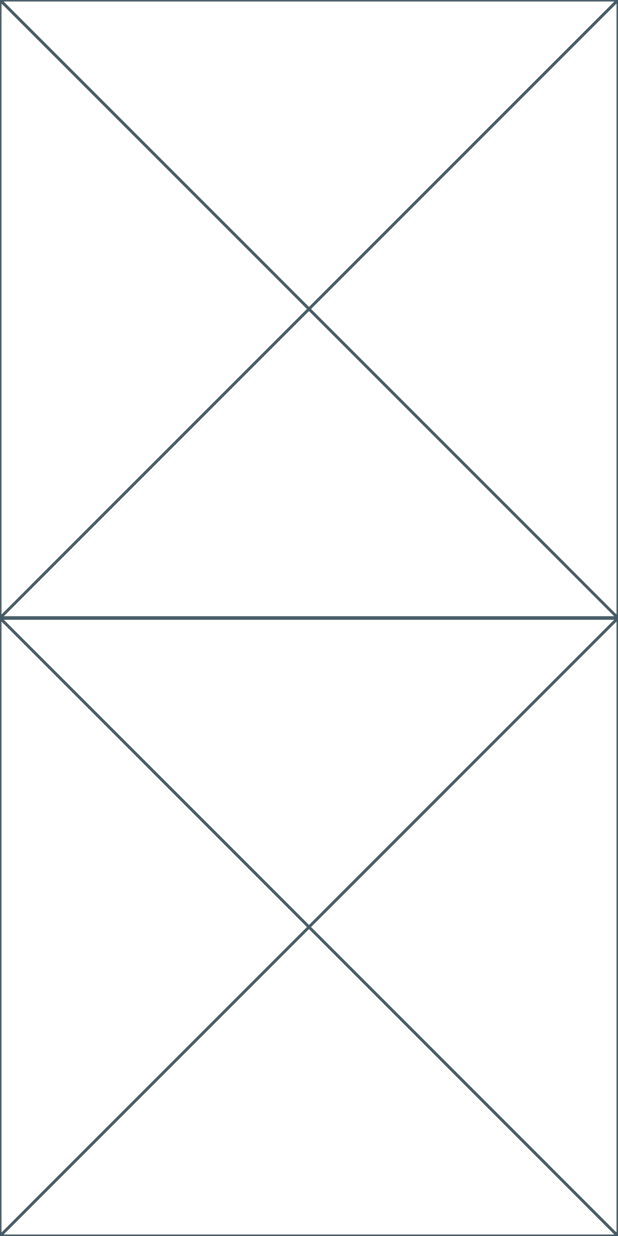
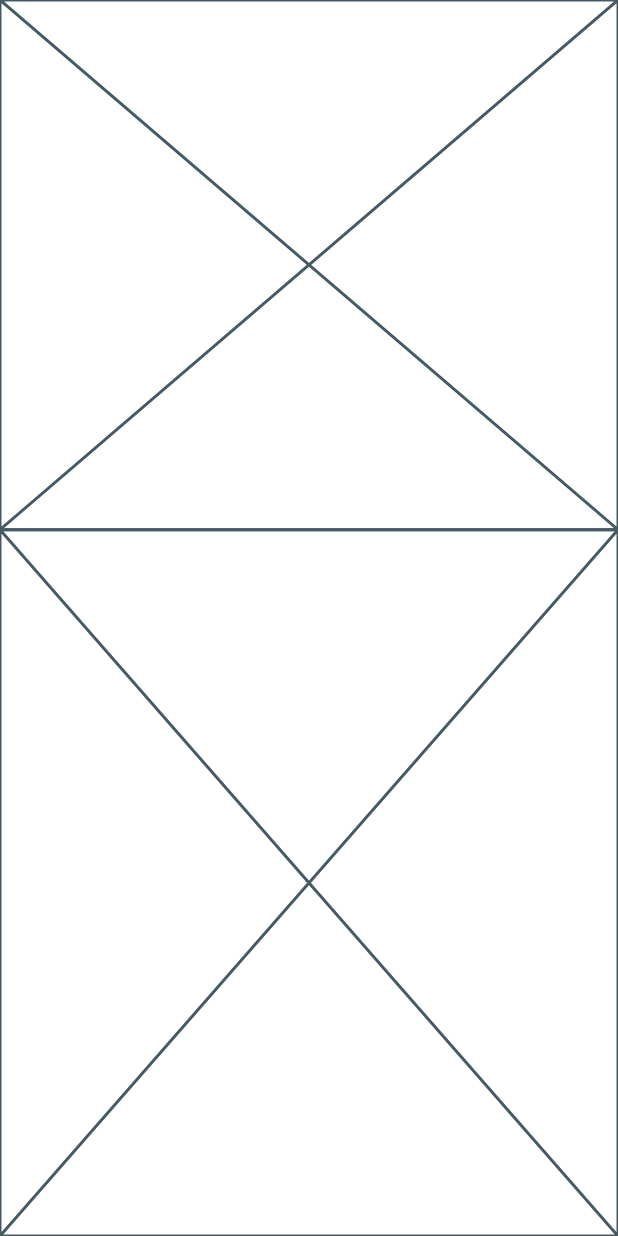
Before and after one commit to JAICHANGPARK/flutter_notebook_7th_story, a Flutter app: the screen it shows after launch, on a phone screen of 412 x 824 dp. Run offline on Flutter 3.47's test engine with Material 2 defaults, Android fonts, the phone set to English and light mode, and no system bars.

Commit message:
Update travel_main_page.dart

```diff
--- a/lib/ep500_travel_app/travel_main_page.dart
+++ b/lib/ep500_travel_app/travel_main_page.dart
@@ -22,9 +22,11 @@ class _TravelHomePageState extends State<TravelHomePage> {
       body: Column(
         children: [
           Expanded(
+            flex: 6,
             child: Placeholder(),
           ),
           Expanded(
+            flex: 8,
             child: Placeholder(),
           )
         ],
```
